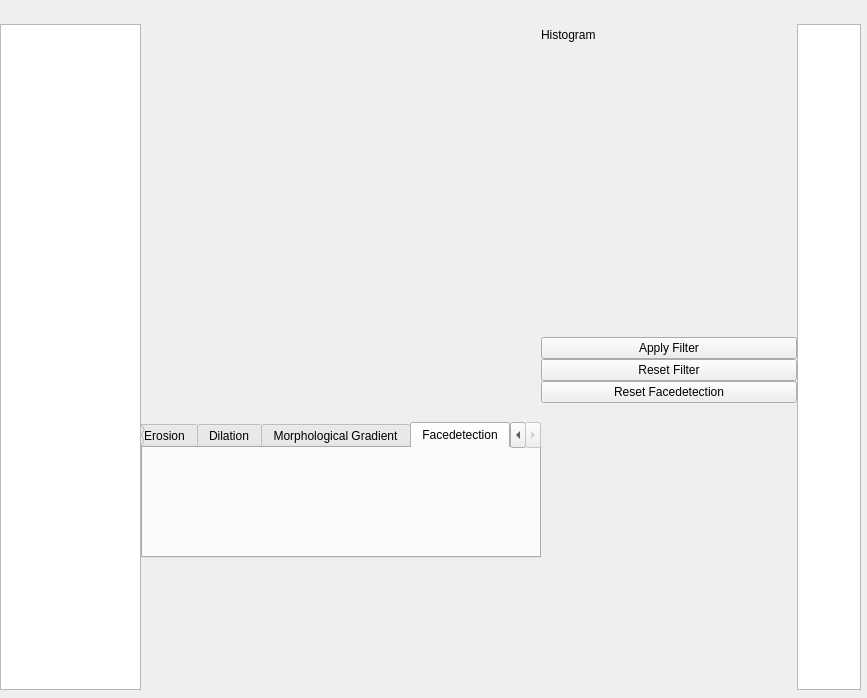
First picture: the form in dynamic_list_widgets/ui_dynamic_list_widget.ui, repository majorx234/pyqt5_examples, before the edit.
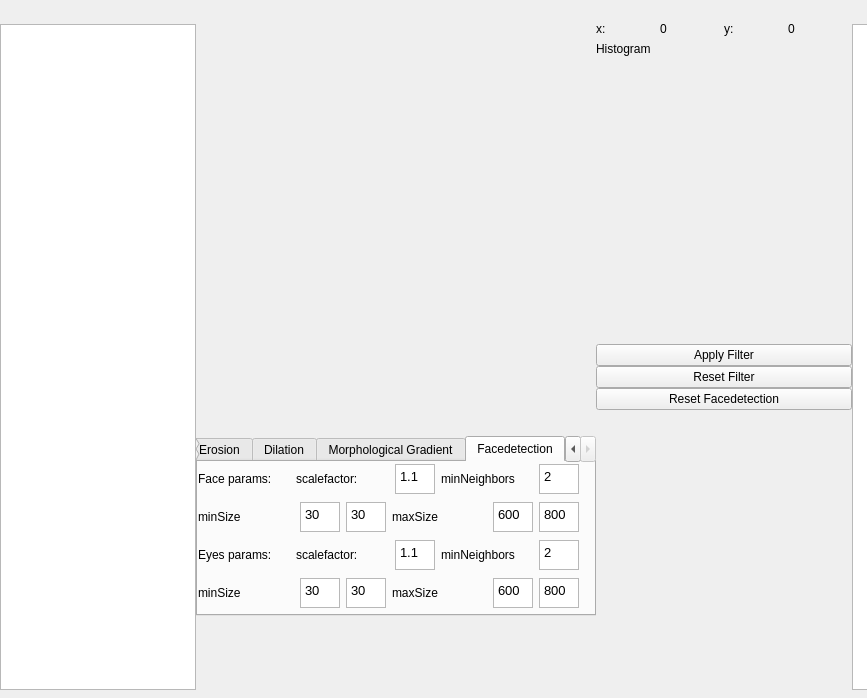
Second picture: the form after the edit. The open tabs and pages were chosen to show the change.

Commit message: Add face and eye parameters and image size to ui

```diff
--- a/dynamic_list_widgets/ui_dynamic_list_widget.ui
+++ b/dynamic_list_widgets/ui_dynamic_list_widget.ui
@@ -24,7 +24,7 @@
     <rect>
      <x>0</x>
      <y>22</y>
-     <width>861</width>
+     <width>916</width>
      <height>671</height>
     </rect>
    </property>
@@ -80,7 +80,7 @@
         <property name="minimumSize">
          <size>
           <width>400</width>
-          <height>100</height>
+          <height>180</height>
          </size>
         </property>
         <property name="maximumSize">
@@ -436,6 +436,572 @@
          <attribute name="title">
           <string>Facedetection</string>
          </attribute>
+         <widget class="QWidget" name="layoutWidget_2">
+          <property name="geometry">
+           <rect>
+            <x>0</x>
+            <y>0</y>
+            <width>381</width>
+            <height>148</height>
+           </rect>
+          </property>
+          <layout class="QVBoxLayout" name="verticalLayout_2">
+           <item>
+            <layout class="QHBoxLayout" name="facedetectParams1horizontalLayoutWidget">
+             <item>
+              <widget class="QLabel" name="facedetectParamLabel">
+               <property name="maximumSize">
+                <size>
+                 <width>16777215</width>
+                 <height>30</height>
+                </size>
+               </property>
+               <property name="text">
+                <string>Face params:</string>
+               </property>
+              </widget>
+             </item>
+             <item>
+              <widget class="QLabel" name="scaleFactorParamLabel">
+               <property name="maximumSize">
+                <size>
+                 <width>16777215</width>
+                 <height>30</height>
+                </size>
+               </property>
+               <property name="text">
+                <string>scalefactor:</string>
+               </property>
+              </widget>
+             </item>
+             <item>
+              <widget class="QTextEdit" name="scaleFactorTextEdit">
+               <property name="sizePolicy">
+                <sizepolicy hsizetype="Preferred" vsizetype="Preferred">
+                 <horstretch>0</horstretch>
+                 <verstretch>0</verstretch>
+                </sizepolicy>
+               </property>
+               <property name="minimumSize">
+                <size>
+                 <width>30</width>
+                 <height>30</height>
+                </size>
+               </property>
+               <property name="maximumSize">
+                <size>
+                 <width>40</width>
+                 <height>30</height>
+                </size>
+               </property>
+               <property name="inputMethodHints">
+                <set>Qt::ImhDigitsOnly</set>
+               </property>
+               <property name="verticalScrollBarPolicy">
+                <enum>Qt::ScrollBarAlwaysOff</enum>
+               </property>
+               <property name="horizontalScrollBarPolicy">
+                <enum>Qt::ScrollBarAlwaysOff</enum>
+               </property>
+               <property name="html">
+                <string>&lt;!DOCTYPE HTML PUBLIC &quot;-//W3C//DTD HTML 4.0//EN&quot; &quot;http://www.w3.org/TR/REC-html40/strict.dtd&quot;&gt;
+&lt;html&gt;&lt;head&gt;&lt;meta name=&quot;qrichtext&quot; content=&quot;1&quot; /&gt;&lt;style type=&quot;text/css&quot;&gt;
+p, li { white-space: pre-wrap; }
+&lt;/style&gt;&lt;/head&gt;&lt;body style=&quot; font-family:'Sans'; font-size:10pt; font-weight:400; font-style:normal;&quot;&gt;
+&lt;p style=&quot; margin-top:0px; margin-bottom:0px; margin-left:0px; margin-right:0px; -qt-block-indent:0; text-indent:0px;&quot;&gt;1.1&lt;/p&gt;&lt;/body&gt;&lt;/html&gt;</string>
+               </property>
+              </widget>
+             </item>
+             <item>
+              <widget class="QLabel" name="minNeighborParamLabel">
+               <property name="maximumSize">
+                <size>
+                 <width>16777215</width>
+                 <height>30</height>
+                </size>
+               </property>
+               <property name="text">
+                <string>minNeighbors</string>
+               </property>
+              </widget>
+             </item>
+             <item>
+              <widget class="QTextEdit" name="minNeighborsTextEdit">
+               <property name="sizePolicy">
+                <sizepolicy hsizetype="Expanding" vsizetype="Expanding">
+                 <horstretch>1</horstretch>
+                 <verstretch>1</verstretch>
+                </sizepolicy>
+               </property>
+               <property name="minimumSize">
+                <size>
+                 <width>30</width>
+                 <height>30</height>
+                </size>
+               </property>
+               <property name="maximumSize">
+                <size>
+                 <width>40</width>
+                 <height>30</height>
+                </size>
+               </property>
+               <property name="inputMethodHints">
+                <set>Qt::ImhDigitsOnly</set>
+               </property>
+               <property name="verticalScrollBarPolicy">
+                <enum>Qt::ScrollBarAlwaysOff</enum>
+               </property>
+               <property name="horizontalScrollBarPolicy">
+                <enum>Qt::ScrollBarAlwaysOff</enum>
+               </property>
+               <property name="html">
+                <string>&lt;!DOCTYPE HTML PUBLIC &quot;-//W3C//DTD HTML 4.0//EN&quot; &quot;http://www.w3.org/TR/REC-html40/strict.dtd&quot;&gt;
+&lt;html&gt;&lt;head&gt;&lt;meta name=&quot;qrichtext&quot; content=&quot;1&quot; /&gt;&lt;style type=&quot;text/css&quot;&gt;
+p, li { white-space: pre-wrap; }
+&lt;/style&gt;&lt;/head&gt;&lt;body style=&quot; font-family:'Sans'; font-size:10pt; font-weight:400; font-style:normal;&quot;&gt;
+&lt;p style=&quot; margin-top:0px; margin-bottom:0px; margin-left:0px; margin-right:0px; -qt-block-indent:0; text-indent:0px;&quot;&gt;2&lt;/p&gt;&lt;/body&gt;&lt;/html&gt;</string>
+               </property>
+              </widget>
+             </item>
+            </layout>
+           </item>
+           <item>
+            <layout class="QHBoxLayout" name="facedetectParams2horizontalLayoutWidget">
+             <item>
+              <widget class="QLabel" name="minSizeParamLabel">
+               <property name="maximumSize">
+                <size>
+                 <width>16777215</width>
+                 <height>30</height>
+                </size>
+               </property>
+               <property name="text">
+                <string>minSize</string>
+               </property>
+              </widget>
+             </item>
+             <item>
+              <widget class="QTextEdit" name="minSizeXTextEdit">
+               <property name="minimumSize">
+                <size>
+                 <width>30</width>
+                 <height>30</height>
+                </size>
+               </property>
+               <property name="maximumSize">
+                <size>
+                 <width>40</width>
+                 <height>30</height>
+                </size>
+               </property>
+               <property name="inputMethodHints">
+                <set>Qt::ImhDigitsOnly</set>
+               </property>
+               <property name="verticalScrollBarPolicy">
+                <enum>Qt::ScrollBarAlwaysOff</enum>
+               </property>
+               <property name="horizontalScrollBarPolicy">
+                <enum>Qt::ScrollBarAlwaysOff</enum>
+               </property>
+               <property name="html">
+                <string>&lt;!DOCTYPE HTML PUBLIC &quot;-//W3C//DTD HTML 4.0//EN&quot; &quot;http://www.w3.org/TR/REC-html40/strict.dtd&quot;&gt;
+&lt;html&gt;&lt;head&gt;&lt;meta name=&quot;qrichtext&quot; content=&quot;1&quot; /&gt;&lt;style type=&quot;text/css&quot;&gt;
+p, li { white-space: pre-wrap; }
+&lt;/style&gt;&lt;/head&gt;&lt;body style=&quot; font-family:'Sans'; font-size:10pt; font-weight:400; font-style:normal;&quot;&gt;
+&lt;p style=&quot; margin-top:0px; margin-bottom:0px; margin-left:0px; margin-right:0px; -qt-block-indent:0; text-indent:0px;&quot;&gt;30&lt;/p&gt;&lt;/body&gt;&lt;/html&gt;</string>
+               </property>
+              </widget>
+             </item>
+             <item>
+              <widget class="QTextEdit" name="minSizeYTextEdit">
+               <property name="minimumSize">
+                <size>
+                 <width>30</width>
+                 <height>30</height>
+                </size>
+               </property>
+               <property name="maximumSize">
+                <size>
+                 <width>40</width>
+                 <height>30</height>
+                </size>
+               </property>
+               <property name="inputMethodHints">
+                <set>Qt::ImhDigitsOnly</set>
+               </property>
+               <property name="verticalScrollBarPolicy">
+                <enum>Qt::ScrollBarAlwaysOff</enum>
+               </property>
+               <property name="horizontalScrollBarPolicy">
+                <enum>Qt::ScrollBarAlwaysOff</enum>
+               </property>
+               <property name="html">
+                <string>&lt;!DOCTYPE HTML PUBLIC &quot;-//W3C//DTD HTML 4.0//EN&quot; &quot;http://www.w3.org/TR/REC-html40/strict.dtd&quot;&gt;
+&lt;html&gt;&lt;head&gt;&lt;meta name=&quot;qrichtext&quot; content=&quot;1&quot; /&gt;&lt;style type=&quot;text/css&quot;&gt;
+p, li { white-space: pre-wrap; }
+&lt;/style&gt;&lt;/head&gt;&lt;body style=&quot; font-family:'Sans'; font-size:10pt; font-weight:400; font-style:normal;&quot;&gt;
+&lt;p style=&quot; margin-top:0px; margin-bottom:0px; margin-left:0px; margin-right:0px; -qt-block-indent:0; text-indent:0px;&quot;&gt;30&lt;/p&gt;&lt;/body&gt;&lt;/html&gt;</string>
+               </property>
+              </widget>
+             </item>
+             <item>
+              <widget class="QLabel" name="maxSizeParamLabel">
+               <property name="maximumSize">
+                <size>
+                 <width>16777215</width>
+                 <height>30</height>
+                </size>
+               </property>
+               <property name="text">
+                <string>maxSize</string>
+               </property>
+              </widget>
+             </item>
+             <item>
+              <widget class="QTextEdit" name="maxSizeXTextEdit">
+               <property name="minimumSize">
+                <size>
+                 <width>30</width>
+                 <height>30</height>
+                </size>
+               </property>
+               <property name="maximumSize">
+                <size>
+                 <width>40</width>
+                 <height>30</height>
+                </size>
+               </property>
+               <property name="inputMethodHints">
+                <set>Qt::ImhDigitsOnly</set>
+               </property>
+               <property name="verticalScrollBarPolicy">
+                <enum>Qt::ScrollBarAlwaysOff</enum>
+               </property>
+               <property name="horizontalScrollBarPolicy">
+                <enum>Qt::ScrollBarAlwaysOff</enum>
+               </property>
+               <property name="html">
+                <string>&lt;!DOCTYPE HTML PUBLIC &quot;-//W3C//DTD HTML 4.0//EN&quot; &quot;http://www.w3.org/TR/REC-html40/strict.dtd&quot;&gt;
+&lt;html&gt;&lt;head&gt;&lt;meta name=&quot;qrichtext&quot; content=&quot;1&quot; /&gt;&lt;style type=&quot;text/css&quot;&gt;
+p, li { white-space: pre-wrap; }
+&lt;/style&gt;&lt;/head&gt;&lt;body style=&quot; font-family:'Sans'; font-size:10pt; font-weight:400; font-style:normal;&quot;&gt;
+&lt;p style=&quot; margin-top:0px; margin-bottom:0px; margin-left:0px; margin-right:0px; -qt-block-indent:0; text-indent:0px;&quot;&gt;600&lt;/p&gt;&lt;/body&gt;&lt;/html&gt;</string>
+               </property>
+              </widget>
+             </item>
+             <item>
+              <widget class="QTextEdit" name="maxSizeYTextEdit">
+               <property name="minimumSize">
+                <size>
+                 <width>30</width>
+                 <height>30</height>
+                </size>
+               </property>
+               <property name="maximumSize">
+                <size>
+                 <width>40</width>
+                 <height>30</height>
+                </size>
+               </property>
+               <property name="inputMethodHints">
+                <set>Qt::ImhDigitsOnly</set>
+               </property>
+               <property name="verticalScrollBarPolicy">
+                <enum>Qt::ScrollBarAlwaysOff</enum>
+               </property>
+               <property name="horizontalScrollBarPolicy">
+                <enum>Qt::ScrollBarAlwaysOff</enum>
+               </property>
+               <property name="html">
+                <string>&lt;!DOCTYPE HTML PUBLIC &quot;-//W3C//DTD HTML 4.0//EN&quot; &quot;http://www.w3.org/TR/REC-html40/strict.dtd&quot;&gt;
+&lt;html&gt;&lt;head&gt;&lt;meta name=&quot;qrichtext&quot; content=&quot;1&quot; /&gt;&lt;style type=&quot;text/css&quot;&gt;
+p, li { white-space: pre-wrap; }
+&lt;/style&gt;&lt;/head&gt;&lt;body style=&quot; font-family:'Sans'; font-size:10pt; font-weight:400; font-style:normal;&quot;&gt;
+&lt;p style=&quot; margin-top:0px; margin-bottom:0px; margin-left:0px; margin-right:0px; -qt-block-indent:0; text-indent:0px;&quot;&gt;800&lt;/p&gt;&lt;/body&gt;&lt;/html&gt;</string>
+               </property>
+              </widget>
+             </item>
+            </layout>
+           </item>
+           <item>
+            <layout class="QHBoxLayout" name="eyedetectParams1horizontalLayoutWidget_2">
+             <item>
+              <widget class="QLabel" name="facedetectParamLabel_2">
+               <property name="maximumSize">
+                <size>
+                 <width>16777215</width>
+                 <height>30</height>
+                </size>
+               </property>
+               <property name="text">
+                <string>Eyes params:</string>
+               </property>
+              </widget>
+             </item>
+             <item>
+              <widget class="QLabel" name="scaleFactorParamLabel_2">
+               <property name="maximumSize">
+                <size>
+                 <width>16777215</width>
+                 <height>30</height>
+                </size>
+               </property>
+               <property name="text">
+                <string>scalefactor:</string>
+               </property>
+              </widget>
+             </item>
+             <item>
+              <widget class="QTextEdit" name="scaleFactorTextEdit_2">
+               <property name="sizePolicy">
+                <sizepolicy hsizetype="Preferred" vsizetype="Preferred">
+                 <horstretch>0</horstretch>
+                 <verstretch>0</verstretch>
+                </sizepolicy>
+               </property>
+               <property name="minimumSize">
+                <size>
+                 <width>30</width>
+                 <height>30</height>
+                </size>
+               </property>
+               <property name="maximumSize">
+                <size>
+                 <width>40</width>
+                 <height>30</height>
+                </size>
+               </property>
+               <property name="inputMethodHints">
+                <set>Qt::ImhDigitsOnly</set>
+               </property>
+               <property name="verticalScrollBarPolicy">
+                <enum>Qt::ScrollBarAlwaysOff</enum>
+               </property>
+               <property name="horizontalScrollBarPolicy">
+                <enum>Qt::ScrollBarAlwaysOff</enum>
+               </property>
+               <property name="html">
+                <string>&lt;!DOCTYPE HTML PUBLIC &quot;-//W3C//DTD HTML 4.0//EN&quot; &quot;http://www.w3.org/TR/REC-html40/strict.dtd&quot;&gt;
+&lt;html&gt;&lt;head&gt;&lt;meta name=&quot;qrichtext&quot; content=&quot;1&quot; /&gt;&lt;style type=&quot;text/css&quot;&gt;
+p, li { white-space: pre-wrap; }
+&lt;/style&gt;&lt;/head&gt;&lt;body style=&quot; font-family:'Sans'; font-size:10pt; font-weight:400; font-style:normal;&quot;&gt;
+&lt;p style=&quot; margin-top:0px; margin-bottom:0px; margin-left:0px; margin-right:0px; -qt-block-indent:0; text-indent:0px;&quot;&gt;1.1&lt;/p&gt;&lt;/body&gt;&lt;/html&gt;</string>
+               </property>
+              </widget>
+             </item>
+             <item>
+              <widget class="QLabel" name="minNeighborParamLabel_2">
+               <property name="maximumSize">
+                <size>
+                 <width>16777215</width>
+                 <height>30</height>
+                </size>
+               </property>
+               <property name="text">
+                <string>minNeighbors</string>
+               </property>
+              </widget>
+             </item>
+             <item>
+              <widget class="QTextEdit" name="minNeighborsTextEdit_2">
+               <property name="sizePolicy">
+                <sizepolicy hsizetype="Expanding" vsizetype="Expanding">
+                 <horstretch>1</horstretch>
+                 <verstretch>1</verstretch>
+                </sizepolicy>
+               </property>
+               <property name="minimumSize">
+                <size>
+                 <width>30</width>
+                 <height>30</height>
+                </size>
+               </property>
+               <property name="maximumSize">
+                <size>
+                 <width>40</width>
+                 <height>30</height>
+                </size>
+               </property>
+               <property name="inputMethodHints">
+                <set>Qt::ImhDigitsOnly</set>
+               </property>
+               <property name="verticalScrollBarPolicy">
+                <enum>Qt::ScrollBarAlwaysOff</enum>
+               </property>
+               <property name="horizontalScrollBarPolicy">
+                <enum>Qt::ScrollBarAlwaysOff</enum>
+               </property>
+               <property name="html">
+                <string>&lt;!DOCTYPE HTML PUBLIC &quot;-//W3C//DTD HTML 4.0//EN&quot; &quot;http://www.w3.org/TR/REC-html40/strict.dtd&quot;&gt;
+&lt;html&gt;&lt;head&gt;&lt;meta name=&quot;qrichtext&quot; content=&quot;1&quot; /&gt;&lt;style type=&quot;text/css&quot;&gt;
+p, li { white-space: pre-wrap; }
+&lt;/style&gt;&lt;/head&gt;&lt;body style=&quot; font-family:'Sans'; font-size:10pt; font-weight:400; font-style:normal;&quot;&gt;
+&lt;p style=&quot; margin-top:0px; margin-bottom:0px; margin-left:0px; margin-right:0px; -qt-block-indent:0; text-indent:0px;&quot;&gt;2&lt;/p&gt;&lt;/body&gt;&lt;/html&gt;</string>
+               </property>
+              </widget>
+             </item>
+            </layout>
+           </item>
+           <item>
+            <layout class="QHBoxLayout" name="eyedetectParams2horizontalLayoutWidget_2">
+             <item>
+              <widget class="QLabel" name="minSizeParamLabel_2">
+               <property name="maximumSize">
+                <size>
+                 <width>16777215</width>
+                 <height>30</height>
+                </size>
+               </property>
+               <property name="text">
+                <string>minSize</string>
+               </property>
+              </widget>
+             </item>
+             <item>
+              <widget class="QTextEdit" name="minSizeXTextEdit_2">
+               <property name="minimumSize">
+                <size>
+                 <width>30</width>
+                 <height>30</height>
+                </size>
+               </property>
+               <property name="maximumSize">
+                <size>
+                 <width>40</width>
+                 <height>30</height>
+                </size>
+               </property>
+               <property name="inputMethodHints">
+                <set>Qt::ImhDigitsOnly</set>
+               </property>
+               <property name="verticalScrollBarPolicy">
+                <enum>Qt::ScrollBarAlwaysOff</enum>
+               </property>
+               <property name="horizontalScrollBarPolicy">
+                <enum>Qt::ScrollBarAlwaysOff</enum>
+               </property>
+               <property name="html">
+                <string>&lt;!DOCTYPE HTML PUBLIC &quot;-//W3C//DTD HTML 4.0//EN&quot; &quot;http://www.w3.org/TR/REC-html40/strict.dtd&quot;&gt;
+&lt;html&gt;&lt;head&gt;&lt;meta name=&quot;qrichtext&quot; content=&quot;1&quot; /&gt;&lt;style type=&quot;text/css&quot;&gt;
+p, li { white-space: pre-wrap; }
+&lt;/style&gt;&lt;/head&gt;&lt;body style=&quot; font-family:'Sans'; font-size:10pt; font-weight:400; font-style:normal;&quot;&gt;
+&lt;p style=&quot; margin-top:0px; margin-bottom:0px; margin-left:0px; margin-right:0px; -qt-block-indent:0; text-indent:0px;&quot;&gt;30&lt;/p&gt;&lt;/body&gt;&lt;/html&gt;</string>
+               </property>
+              </widget>
+             </item>
+             <item>
+              <widget class="QTextEdit" name="minSizeYTextEdit_2">
+               <property name="minimumSize">
+                <size>
+                 <width>30</width>
+                 <height>30</height>
+                </size>
+               </property>
+               <property name="maximumSize">
+                <size>
+                 <width>40</width>
+                 <height>30</height>
+                </size>
+               </property>
+               <property name="inputMethodHints">
+                <set>Qt::ImhDigitsOnly</set>
+               </property>
+               <property name="verticalScrollBarPolicy">
+                <enum>Qt::ScrollBarAlwaysOff</enum>
+               </property>
+               <property name="horizontalScrollBarPolicy">
+                <enum>Qt::ScrollBarAlwaysOff</enum>
+               </property>
+               <property name="html">
+                <string>&lt;!DOCTYPE HTML PUBLIC &quot;-//W3C//DTD HTML 4.0//EN&quot; &quot;http://www.w3.org/TR/REC-html40/strict.dtd&quot;&gt;
+&lt;html&gt;&lt;head&gt;&lt;meta name=&quot;qrichtext&quot; content=&quot;1&quot; /&gt;&lt;style type=&quot;text/css&quot;&gt;
+p, li { white-space: pre-wrap; }
+&lt;/style&gt;&lt;/head&gt;&lt;body style=&quot; font-family:'Sans'; font-size:10pt; font-weight:400; font-style:normal;&quot;&gt;
+&lt;p style=&quot; margin-top:0px; margin-bottom:0px; margin-left:0px; margin-right:0px; -qt-block-indent:0; text-indent:0px;&quot;&gt;30&lt;/p&gt;&lt;/body&gt;&lt;/html&gt;</string>
+               </property>
+              </widget>
+             </item>
+             <item>
+              <widget class="QLabel" name="maxSizeParamLabel_2">
+               <property name="maximumSize">
+                <size>
+                 <width>16777215</width>
+                 <height>30</height>
+                </size>
+               </property>
+               <property name="text">
+                <string>maxSize</string>
+               </property>
+              </widget>
+             </item>
+             <item>
+              <widget class="QTextEdit" name="maxSizeXTextEdit_2">
+               <property name="minimumSize">
+                <size>
+                 <width>30</width>
+                 <height>30</height>
+                </size>
+               </property>
+               <property name="maximumSize">
+                <size>
+                 <width>40</width>
+                 <height>30</height>
+                </size>
+               </property>
+               <property name="inputMethodHints">
+                <set>Qt::ImhDigitsOnly</set>
+               </property>
+               <property name="verticalScrollBarPolicy">
+                <enum>Qt::ScrollBarAlwaysOff</enum>
+               </property>
+               <property name="horizontalScrollBarPolicy">
+                <enum>Qt::ScrollBarAlwaysOff</enum>
+               </property>
+               <property name="html">
+                <string>&lt;!DOCTYPE HTML PUBLIC &quot;-//W3C//DTD HTML 4.0//EN&quot; &quot;http://www.w3.org/TR/REC-html40/strict.dtd&quot;&gt;
+&lt;html&gt;&lt;head&gt;&lt;meta name=&quot;qrichtext&quot; content=&quot;1&quot; /&gt;&lt;style type=&quot;text/css&quot;&gt;
+p, li { white-space: pre-wrap; }
+&lt;/style&gt;&lt;/head&gt;&lt;body style=&quot; font-family:'Sans'; font-size:10pt; font-weight:400; font-style:normal;&quot;&gt;
+&lt;p style=&quot; margin-top:0px; margin-bottom:0px; margin-left:0px; margin-right:0px; -qt-block-indent:0; text-indent:0px;&quot;&gt;600&lt;/p&gt;&lt;/body&gt;&lt;/html&gt;</string>
+               </property>
+              </widget>
+             </item>
+             <item>
+              <widget class="QTextEdit" name="maxSizeYTextEdit_2">
+               <property name="minimumSize">
+                <size>
+                 <width>30</width>
+                 <height>30</height>
+                </size>
+               </property>
+               <property name="maximumSize">
+                <size>
+                 <width>40</width>
+                 <height>30</height>
+                </size>
+               </property>
+               <property name="inputMethodHints">
+                <set>Qt::ImhDigitsOnly</set>
+               </property>
+               <property name="verticalScrollBarPolicy">
+                <enum>Qt::ScrollBarAlwaysOff</enum>
+               </property>
+               <property name="horizontalScrollBarPolicy">
+                <enum>Qt::ScrollBarAlwaysOff</enum>
+               </property>
+               <property name="html">
+                <string>&lt;!DOCTYPE HTML PUBLIC &quot;-//W3C//DTD HTML 4.0//EN&quot; &quot;http://www.w3.org/TR/REC-html40/strict.dtd&quot;&gt;
+&lt;html&gt;&lt;head&gt;&lt;meta name=&quot;qrichtext&quot; content=&quot;1&quot; /&gt;&lt;style type=&quot;text/css&quot;&gt;
+p, li { white-space: pre-wrap; }
+&lt;/style&gt;&lt;/head&gt;&lt;body style=&quot; font-family:'Sans'; font-size:10pt; font-weight:400; font-style:normal;&quot;&gt;
+&lt;p style=&quot; margin-top:0px; margin-bottom:0px; margin-left:0px; margin-right:0px; -qt-block-indent:0; text-indent:0px;&quot;&gt;800&lt;/p&gt;&lt;/body&gt;&lt;/html&gt;</string>
+               </property>
+              </widget>
+             </item>
+            </layout>
+           </item>
+          </layout>
+         </widget>
         </widget>
        </widget>
       </item>
@@ -456,6 +1022,38 @@
     </item>
     <item>
      <layout class="QVBoxLayout" name="verticalLayout">
+      <item>
+				<layout class="QHBoxLayout" name="horizontalLayout_3">
+  	     <item>
+          <widget class="QLabel" name="xlabel">
+           <property name="text">
+            <string>x: </string>
+           </property>
+          </widget>
+         </item>
+         <item>
+          <widget class="QLabel" name="xValueLabel">
+           <property name="text">
+            <string>0</string>
+           </property>
+          </widget>
+         </item>
+  	     <item>
+          <widget class="QLabel" name="ylabel">
+           <property name="text">
+            <string>y: </string>
+           </property>
+          </widget>
+         </item>
+         <item>
+          <widget class="QLabel" name="yValueLabel">
+           <property name="text">
+            <string>0</string>
+           </property>
+          </widget>
+         </item>
+				</layout>
+      </item>
       <item>
        <widget class="QLabel" name="histogramLabel">
         <property name="minimumSize">
```
Left out of the diff: 2 changed lines with no effect on the pictures. The commit also changes 2 other files.
